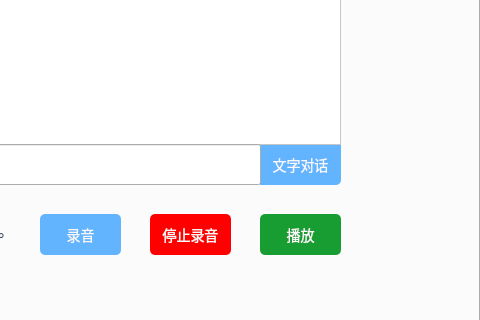
Above: ui/tankWindow.ui from Asan96/Car before the change; both pictures show x 520 to 1000 and y 400 to 720 of the 1000 by 720 pixel window. Below: the same form after it.
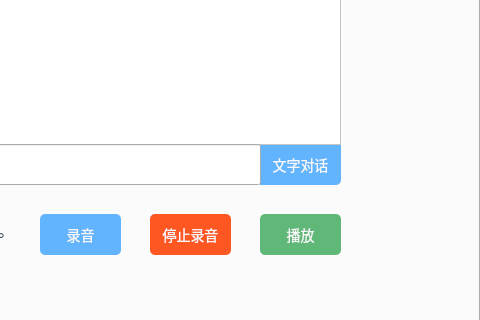
That is the form after the change.

Commit message: 样式优化

```diff
--- a/ui/tankWindow.ui
+++ b/ui/tankWindow.ui
@@ -872,8 +872,8 @@
        </rect>
       </property>
       <property name="styleSheet">
-       <string notr="true">QPushButton{font-family:'微软雅黑';font-size:14px;background-color:#FF0000;border-radius:5px;color:#F8F8F8}
-QPushButton:hover{background-color:#FF5722}</string>
+       <string notr="true">QPushButton{font-family:'微软雅黑';font-size:14px;background-color:#FF5722;border-radius:5px;color:#F8F8F8}
+QPushButton:hover{background-color:#FF0000}</string>
       </property>
       <property name="text">
        <string>停止录音</string>
@@ -889,8 +889,8 @@
        </rect>
       </property>
       <property name="styleSheet">
-       <string notr="true">QPushButton{font-family:'微软雅黑';font-size:14px;background-color:rgb(24, 157, 50);border-radius:5px;color:#F8F8F8}
-QPushButton:hover{background-color:#5FB878}</string>
+       <string notr="true">QPushButton{font-family:'微软雅黑';font-size:14px;background-color:#5FB878;border-radius:5px;color:#F8F8F8}
+QPushButton:hover{background-color:rgb(24, 157, 50)}</string>
       </property>
       <property name="text">
        <string>播放</string>
```
The commit also changes 1 other file.
